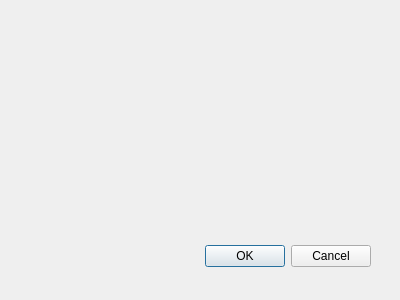
Old version of the form Client/Views/view_waitinginqueue.ui in the repository DisasterLord/r42.
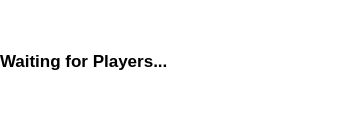
New version of the form.

Diff of the .ui file:
```diff
--- a/Client/Views/view_waitinginqueue.ui
+++ b/Client/Views/view_waitinginqueue.ui
@@ -8,27 +8,36 @@
    <rect>
     <x>0</x>
     <y>0</y>
-    <width>400</width>
-    <height>300</height>
+    <width>363</width>
+    <height>117</height>
    </rect>
   </property>
   <property name="windowTitle">
    <string>Dialog</string>
   </property>
-  <widget class="QDialogButtonBox" name="buttonBox">
+  <property name="styleSheet">
+   <string notr="true">background-color: #FFFFFF</string>
+  </property>
+  <widget class="QLabel" name="label">
    <property name="geometry">
     <rect>
-     <x>30</x>
-     <y>240</y>
-     <width>341</width>
-     <height>32</height>
+     <x>0</x>
+     <y>25</y>
+     <width>361</width>
+     <height>71</height>
     </rect>
    </property>
-   <property name="orientation">
-    <enum>Qt::Horizontal</enum>
+   <property name="font">
+    <font>
+     <pointsize>13</pointsize>
+     <bold>true</bold>
+    </font>
    </property>
-   <property name="standardButtons">
-    <set>QDialogButtonBox::Cancel|QDialogButtonBox::Ok</set>
+   <property name="styleSheet">
+    <string notr="true">color: #000000</string>
+   </property>
+   <property name="text">
+    <string>Waiting for Players...</string>
    </property>
   </widget>
  </widget>
```
Left out of the diff: 40 changed lines with no effect on the pictures.
